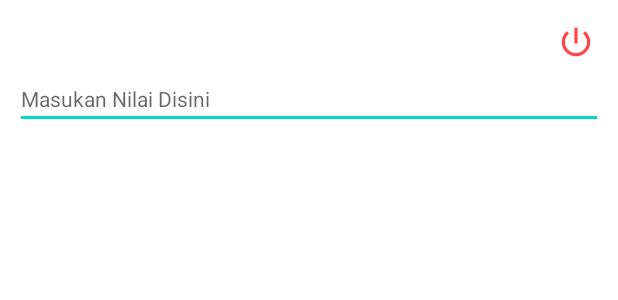
After one commit to Septian-tri/kalkulus, an Android app: the layout activity_dashboard.xml on its own in the app's theme, with its tools: preview values and no code run, on a phone screen of 412 x 824 dp. The commit adds this screen. Shown: the top 300 px of the screen. Run offline under Robolectric (Android 15) with nearby library versions, the phone set to English and light mode, and no system bars.

Commit message:
[FEATURE] added new intent dashboard activity

```diff
--- /dev/null
+++ b/app/src/main/res/drawable/baseline_power_settings_24.xml
@@ -0,0 +1,5 @@
+<vector android:height="24dp" android:tint="#FF4545"
+    android:viewportHeight="24" android:viewportWidth="24"
+    android:width="24dp" xmlns:android="http://schemas.android.com/apk/res/android">
+    <path android:fillColor="@android:color/white" android:pathData="M13,3h-2v10h2L13,3zM17.83,5.17l-1.42,1.42C17.99,7.86 19,9.81 19,12c0,3.87 -3.13,7 -7,7s-7,-3.13 -7,-7c0,-2.19 1.01,-4.14 2.58,-5.42L6.17,5.17C4.23,6.82 3,9.26 3,12c0,4.97 4.03,9 9,9s9,-4.03 9,-9c0,-2.74 -1.23,-5.18 -3.17,-6.83z"/>
+</vector>
--- /dev/null
+++ b/app/src/main/res/layout/activity_dashboard.xml
@@ -0,0 +1,31 @@
+<?xml version="1.0" encoding="utf-8"?>
+<LinearLayout
+        android:orientation="vertical"
+        xmlns:android="http://schemas.android.com/apk/res/android"
+        xmlns:tools="http://schemas.android.com/tools"
+        xmlns:app="http://schemas.android.com/apk/res-auto"
+        android:layout_width="match_parent"
+        android:layout_height="match_parent"
+        android:padding="10dp"
+        tools:context=".DashboardActivity">
+
+    <FrameLayout
+        android:layout_gravity="end|top"
+        android:padding="5dp"
+        android:layout_width="match_parent"
+        android:layout_height="wrap_content">
+
+        <androidx.appcompat.widget.AppCompatButton
+            android:layout_gravity="center|end"
+            android:background="@drawable/baseline_power_settings_24"
+            android:layout_width="25dp"
+            android:layout_height="25dp"/>
+    </FrameLayout>
+
+    <EditText
+        android:textSize="14dp"
+        android:hint="@string/hint_formula"
+        android:layout_width="match_parent"
+        android:layout_height="wrap_content"/>
+
+</LinearLayout>
--- a/app/src/main/res/layout/activity_splash_screen.xml
+++ b/app/src/main/res/layout/activity_splash_screen.xml
@@ -44,6 +44,7 @@
 
         <androidx.appcompat.widget.AppCompatButton
             android:padding="10dp"
+            android:id="@+id/dashboardCalculator"
             android:background="@drawable/white_orange_bg"
             android:textColor="@color/white"
             android:layout_gravity="start|center"
```
Also changed, not shown: app/src/main/AndroidManifest.xml (+12 -5 lines), app/src/main/java/com/septian/kalkulus/DashboardActivity.java (added, +13 -0 lines), app/src/main/java/com/septian/kalkulus/SplashScreen.java (+11 -1 lines), app/src/main/res/values/strings.xml (+7 -2 lines).
